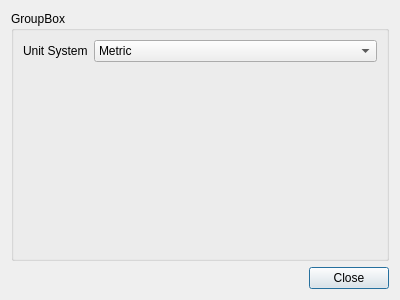
First picture: the form in indoorcycling2/settingsdialog.ui, repository rsippl/big-ring, before the edit.
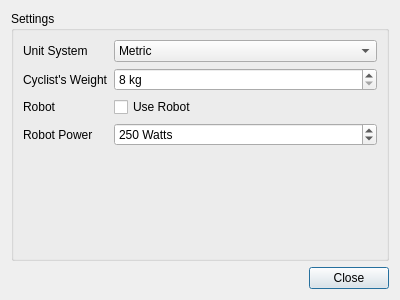
Second picture: the form after the edit.

Commit message: Add settings for cyclist's weight and robot cyclist.

Diff of the .ui file:
```diff
--- a/indoorcycling2/settingsdialog.ui
+++ b/indoorcycling2/settingsdialog.ui
@@ -17,9 +17,12 @@
    <item row="0" column="0">
     <widget class="QGroupBox" name="groupBox">
      <property name="title">
-      <string>GroupBox</string>
+      <string>Settings</string>
      </property>
      <layout class="QFormLayout" name="formLayout">
+      <property name="fieldGrowthPolicy">
+       <enum>QFormLayout::AllNonFixedFieldsGrow</enum>
+      </property>
       <item row="1" column="0">
        <widget class="QLabel" name="label">
         <property name="text">
@@ -44,6 +47,75 @@
         </item>
        </widget>
       </item>
+      <item row="3" column="0">
+       <widget class="QLabel" name="robotLabel">
+        <property name="text">
+         <string>Robot</string>
+        </property>
+        <property name="buddy">
+         <cstring>robotCheckBox</cstring>
+        </property>
+       </widget>
+      </item>
+      <item row="3" column="1">
+       <widget class="QCheckBox" name="robotCheckBox">
+        <property name="text">
+         <string>Use Robot</string>
+        </property>
+       </widget>
+      </item>
+      <item row="4" column="0">
+       <widget class="QLabel" name="label_2">
+        <property name="text">
+         <string>Robot Power</string>
+        </property>
+        <property name="buddy">
+         <cstring>powerSpinBox</cstring>
+        </property>
+       </widget>
+      </item>
+      <item row="4" column="1">
+       <widget class="QSpinBox" name="powerSpinBox">
+        <property name="suffix">
+         <string> Watts</string>
+        </property>
+        <property name="maximum">
+         <number>500</number>
+        </property>
+        <property name="singleStep">
+         <number>10</number>
+        </property>
+        <property name="value">
+         <number>250</number>
+        </property>
+       </widget>
+      </item>
+      <item row="2" column="0">
+       <widget class="QLabel" name="label_3">
+        <property name="text">
+         <string>Cyclist's Weight</string>
+        </property>
+        <property name="buddy">
+         <cstring>weightSpinBox</cstring>
+        </property>
+       </widget>
+      </item>
+      <item row="2" column="1">
+       <widget class="QSpinBox" name="weightSpinBox">
+        <property name="toolTip">
+         <string>The weight of the cyclist, including bike</string>
+        </property>
+        <property name="suffix">
+         <string extracomment="weight in kg"> kg</string>
+        </property>
+        <property name="minimum">
+         <number>8</number>
+        </property>
+        <property name="maximum">
+         <number>200</number>
+        </property>
+       </widget>
+      </item>
      </layout>
     </widget>
    </item>
```
Left out of the diff: 7 changed lines with no effect on the pictures. The commit also changes 2 other files.
